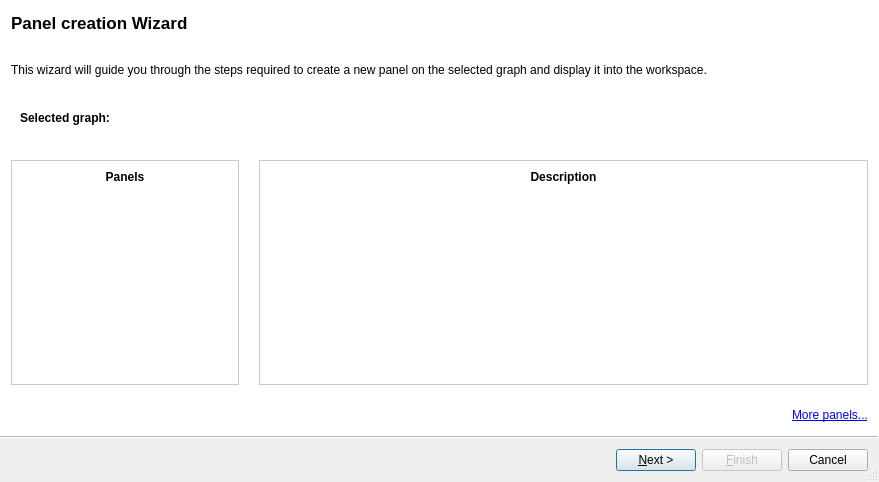
Qt form plugins/perspective/GraphPerspective/designer/PanelSelectionWizard.ui (vadivelselvaraj/TulipGLImprovement) before a commit.
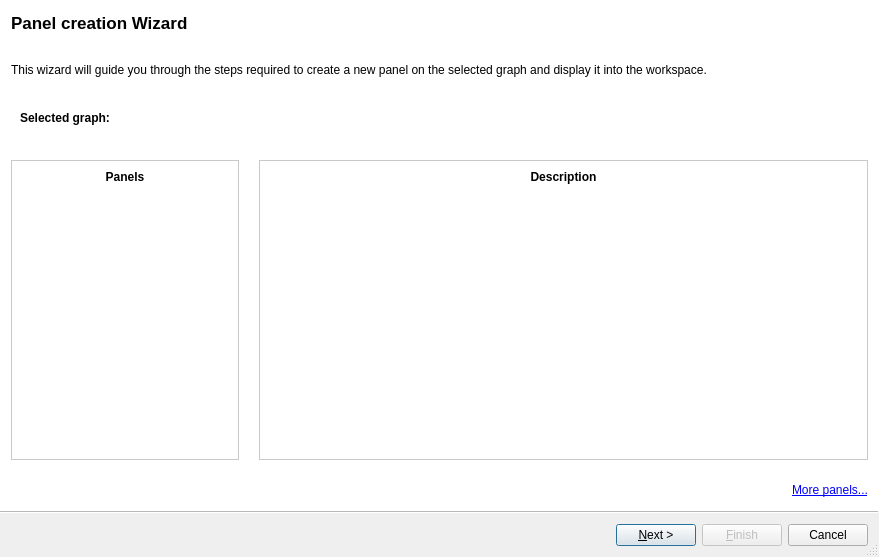
The same form after that commit. Icons and pictures are not drawn. Custom widgets are drawn as their Qt base class.

Commit message: tweaked the style of the add panel wizard

The edit to the form file:
```diff
--- a/plugins/perspective/GraphPerspective/designer/PanelSelectionWizard.ui
+++ b/plugins/perspective/GraphPerspective/designer/PanelSelectionWizard.ui
@@ -7,7 +7,7 @@
     <x>0</x>
     <y>0</y>
     <width>879</width>
-    <height>482</height>
+    <height>557</height>
    </rect>
   </property>
   <property name="windowTitle">
@@ -164,10 +164,10 @@
             <enum>QFrame::Plain</enum>
            </property>
            <property name="flow">
-            <enum>QListView::LeftToRight</enum>
+            <enum>QListView::TopToBottom</enum>
            </property>
            <property name="isWrapping" stdset="0">
-            <bool>true</bool>
+            <bool>false</bool>
            </property>
            <property name="resizeMode">
             <enum>QListView::Adjust</enum>
@@ -179,7 +179,7 @@
             <number>2</number>
            </property>
            <property name="viewMode">
-            <enum>QListView::IconMode</enum>
+            <enum>QListView::ListMode</enum>
            </property>
            <property name="uniformItemSizes">
             <bool>true</bool>
```
